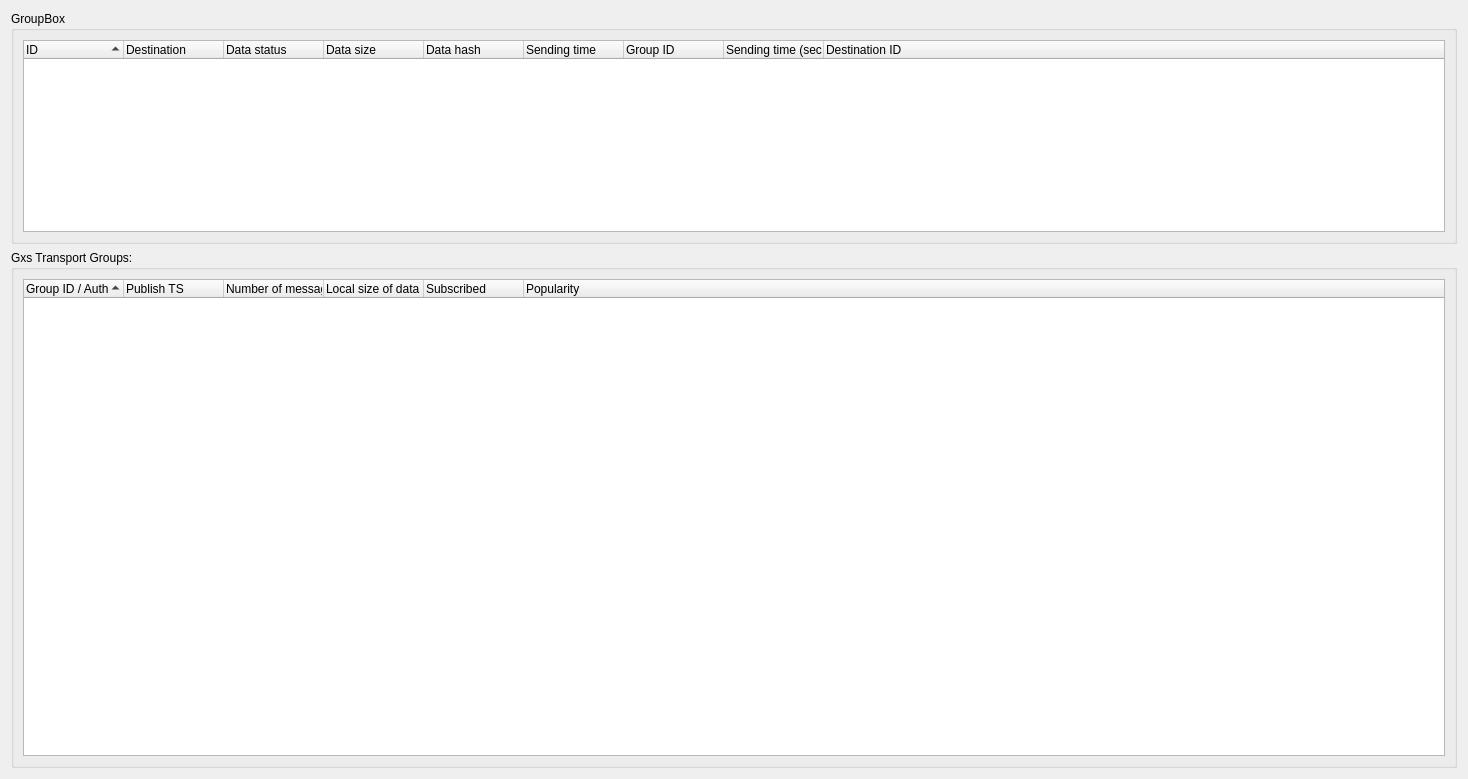
Above: retroshare-gui/src/gui/statistics/GxsTransportStatistics.ui from RetroShare/RetroShare before the change. Below: the same form after it.
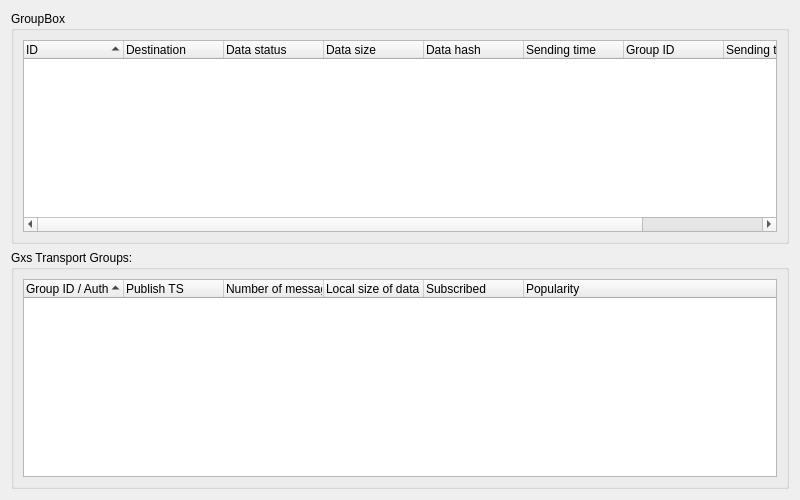
That is the form after the change.

Commit message: Fixing some ui heights & wrong values

Diff of the .ui file:
```diff
--- a/retroshare-gui/src/gui/statistics/GxsTransportStatistics.ui
+++ b/retroshare-gui/src/gui/statistics/GxsTransportStatistics.ui
@@ -6,8 +6,8 @@
    <rect>
     <x>0</x>
     <y>0</y>
-    <width>1468</width>
-    <height>779</height>
+    <width>800</width>
+    <height>500</height>
    </rect>
   </property>
   <property name="windowTitle">
```
The commit also changes 4 other files.
